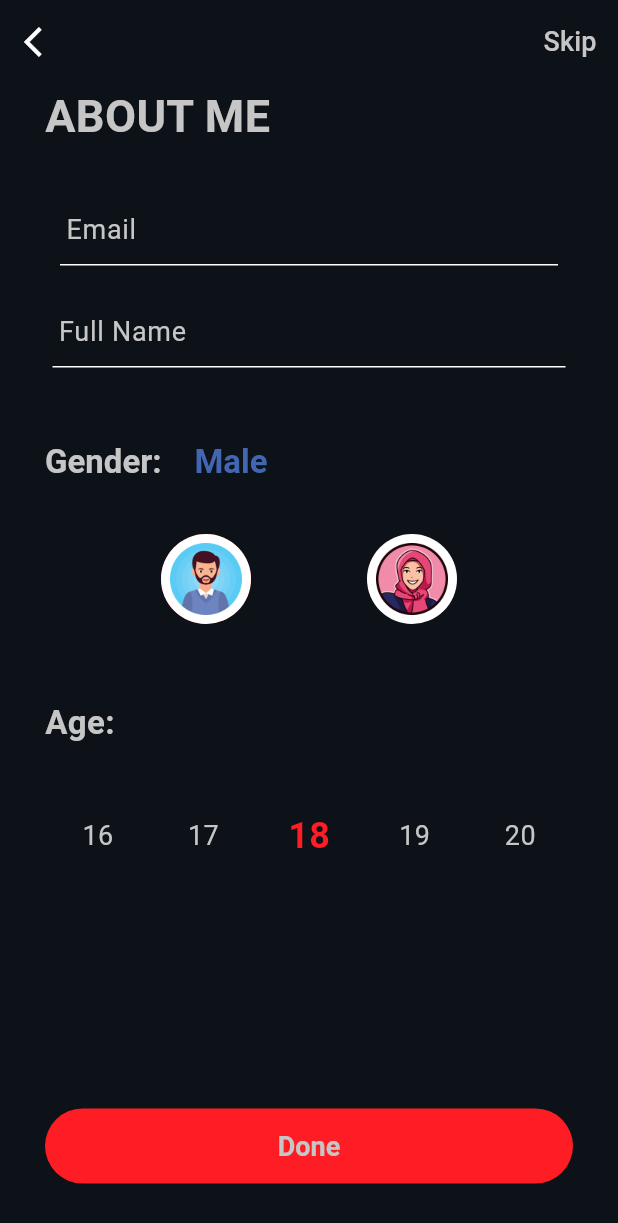
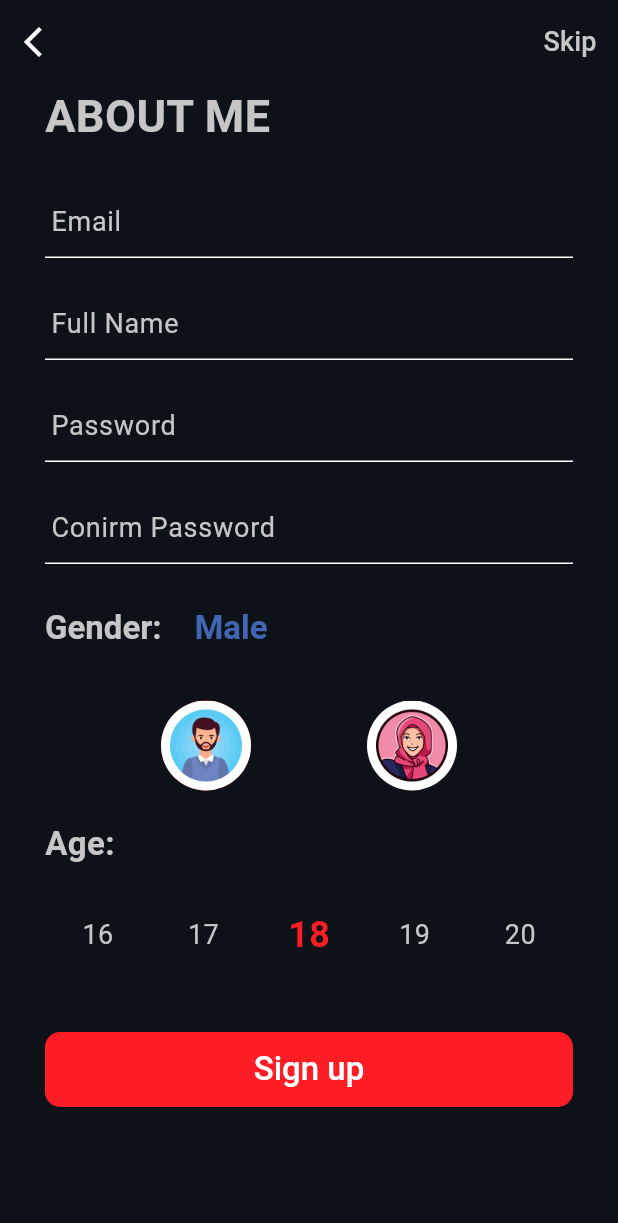
Before and after one commit to minhuiiy/cinema_booking, a Flutter app: the screen it shows after launch, after a tap on "Sign up", on a phone screen of 412 x 824 dp. Shown: the top 1223 px of the screen. Run offline on Flutter 3.47's test engine with Material 3 defaults, Android fonts, the light colour scheme and no system bars; our stand-ins replace cloud_firestore, dartz, equatable, firebase_auth, firebase_core, flutter_bloc and 5 more; accounts and stored records are empty; generated files the repository leaves out were written again; Roboto replaces fonts that are missing (Poppins).

Commit message:
feat: #11 - Integrate Cloud Firestore for user registration and data storage
- Add cloud_firestore dependency to pubspec.yaml
- Update user model to include age and gender fields
- Implement Firestore integration in AuthService for saving user data upon signup
- Register Cloud Firestore plugin in platform-specific files
- Create RegisterEvent class for managing registration events

```diff
--- a/lib/data/models/auth/create_user_req.dart
+++ b/lib/data/models/auth/create_user_req.dart
@@ -8,10 +8,14 @@ class CreateUserReq {
   final String email;
   final String fullName;
   final String password;
+  final int age;
+  final String gender;
 
   CreateUserReq({
     required this.email,
     required this.fullName,
     required this.password,
+    required this.age,
+    required this.gender,
   });
 }
--- /dev/null
+++ b/lib/presentation/login/bloc/register_bloc.dart
@@ -0,0 +1,108 @@
+/*
+ * @ Author: Chung Nguyen Thanh <chunhthanhde.dev@gmail.com>
+ * @ Created: 2024-12-21 11:20:51
+ * @ Message: 🎯 Happy coding and Have a nice day! 🌤️
+ */
+
+import 'package:cinema_booking/common/helpers/is_valid.dart';
+import 'package:cinema_booking/data/models/auth/create_user_req.dart';
+import 'package:cinema_booking/domain/usecase/auth/signup.dart';
+import 'package:cinema_booking/service_locator.dart';
+import 'package:equatable/equatable.dart';
+import 'package:flutter_bloc/flutter_bloc.dart';
+
+part 'register_event.dart';
+part 'register_state.dart';
+
+///
+/// Bloc handling user register logic.
+///
+class RegisterBloc extends Bloc<RegisterEvent, RegisterState> {
+  /// Initializes the bloc with an empty state.
+  RegisterBloc() : super(RegisterState.empty()) {
+    on<EmailChanged>(_onEmailChanged);
+    on<PasswordChanged>(_onPasswordChanged);
+    on<ConfirmPasswordChanged>(_onConfirmPasswordChanged);
+    on<NameChanged>(_onNameChanged);
+    on<Submitted>(_onFormSubmitted);
+  }
+
+  /// Handles changes in email input.
+  /// Validates the email format and updates the state.
+  void _onEmailChanged(EmailChanged event, Emitter<RegisterState> emit) {
+    emit(state.update(isEmailValid: Validators.isValidEmail(event.email)));
+  }
+
+  /// Handles changes in password input.
+  /// Validates the password strength and checks if it matches the confirmation password.
+  void _onPasswordChanged(PasswordChanged event, Emitter<RegisterState> emit) {
+    final isPasswordValid = Validators.isValidPassword(event.password);
+    final isMatched = event.confirmPassword.isEmpty || event.password == event.confirmPassword;
+
+    emit(state.update(
+      isPasswordValid: isPasswordValid,
+      isConfirmPasswordValid: isMatched,
+    ));
+  }
+
+  /// Handles changes in confirm password input.
+  /// Ensures that it matches the original password.
+  void _onConfirmPasswordChanged(ConfirmPasswordChanged event, Emitter<RegisterState> emit) {
+    final isConfirmPasswordValid = Validators.isValidPassword(event.confirmPassword);
+    final isMatched = event.password.isEmpty || event.password == event.confirmPassword;
+
+    emit(state.update(
+      isConfirmPasswordValid: isConfirmPasswordValid && isMatched,
+    ));
+  }
+
+  /// Handles changes in name input.
+  /// Validates if the name format is correct.
+  void _onNameChanged(NameChanged event, Emitter<RegisterState> emit) {
+    emit(state.update(isNameValid: Validators.isValidName(event.name)));
+  }
+
+  /// Handles form submission.
+  /// - Validates all fields.
+  /// - If valid, sends a registration request.
+  /// - Emits loading, success, or failure states accordingly.
+  Future<void> _onFormSubmitted(Submitted event, Emitter<RegisterState> emit) async {
+    // Validate form inputs
+    final isValidEmail = Validators.isValidEmail(event.email);
+    final isValidName = Validators.isValidName(event.displayName);
+    final isValidPassword = Validators.isValidPassword(event.password);
+    final isMatched = event.password == event.confirmPassword;
+
+    final newState = state.update(
+      isEmailValid: isValidEmail,
+      isNameValid: isValidName,
+      isPasswordValid: isValidPassword,
+      isConfirmPasswordValid: isMatched,
+    );
+
+    emit(newState);
+
+    // If form is valid, proceed with registration
+    if (newState.isFormValid) {
+      emit(RegisterState.loading());
+
+      var result = await sl<SignupUseCase>().call(
+        params: CreateUserReq(
+            email: event.email,
+            fullName: event.displayName,
+            password: event.password,
+            age: event.age,
+            gender: event.gender),
+      );
+
+      result.fold(
+        (l) {
+          emit(RegisterState.failure());
+        },
+        (r) {
+          emit(RegisterState.success());
+        },
+      );
+    }
+  }
+}
--- /dev/null
+++ b/lib/presentation/login/bloc/register_event.dart
@@ -0,0 +1,98 @@
+/*
+ * @ Author: Chung Nguyen Thanh <chunhthanhde.dev@gmail.com>
+ * @ Created: 2024-12-21 11:20:52
+ * @ Message: 🎯 Happy coding and Have a nice day! 🌤️
+ */
+
+part of 'register_bloc.dart';
+
+abstract class RegisterEvent extends Equatable {
+  const RegisterEvent();
+
+  @override
+  List<Object> get props => [];
+}
+
+class EmailChanged extends RegisterEvent {
+  final String email;
+
+  const EmailChanged({required this.email});
+
+  @override
+  List<Object> get props => [email];
+
+  @override
+  String toString() {
+    return 'EmailChanged{email: $email}';
+  }
+}
+
+class PasswordChanged extends RegisterEvent {
+  final String password;
+  final String confirmPassword;
+
+  const PasswordChanged({required this.password, required this.confirmPassword});
+
+  @override
+  List<Object> get props => [];
+
+  @override
+  String toString() {
+    return 'PasswordChanged{password: $password, confirmPassword: $confirmPassword}';
+  }
+}
+
+class ConfirmPasswordChanged extends RegisterEvent {
+  final String password;
+  final String confirmPassword;
+
+  const ConfirmPasswordChanged({required this.password, required this.confirmPassword});
+
+  @override
+  List<Object> get props => [];
+
+  @override
+  String toString() {
+    return 'ConfirmPasswordChanged{password: $password, confirmPassword: $confirmPassword}';
+  }
+}
+
+class NameChanged extends RegisterEvent {
+  final String name;
+
+  const NameChanged({required this.name});
+
+  @override
+  List<Object> get props => [];
+
+  @override
+  String toString() {
+    return 'NameChanged{name: $name}';
+  }
+}
+
+class Submitted extends RegisterEvent {
+  final String email;
+  final String password;
+  final String confirmPassword;
+  final String displayName;
+  final int age;
+  final String gender;
+
+  const Submitted({
+    required this.email,
+    required this.password,
+    required this.confirmPassword,
+    required this.displayName,
+    required this.age,
+    required this.gender,
+  });
+
+  @override
+  List<Object> get props => [email, password, confirmPassword, displayName, age, gender];
+
+  @override
+  String toString() {
+    return 'Submitted{email: $email, password: $password, confirmPassword: $confirmPassword, displayName: $displayName, age: $age, gender: $gender}';
+  }
+}
--- /dev/null
+++ b/lib/presentation/login/bloc/register_state.dart
@@ -0,0 +1,130 @@
+/*
+ * @ Author: Chung Nguyen Thanh <chunhthanhde.dev@gmail.com>
+ * @ Created: 2024-12-21 11:23:13
+ * @ Message: 🎯 Happy coding and Have a nice day! 🌤️
+ */
+part of 'register_bloc.dart';
+
+class RegisterState {
+  final bool isEmailValid;
+  final bool isPasswordValid;
+  final bool isConfirmPasswordValid;
+  final bool isNameValid;
+  final bool isSubmitting;
+  final bool isSuccess;
+  final bool isFailure;
+
+  bool get isFormValid => isEmailValid && isPasswordValid && isConfirmPasswordValid && isNameValid;
+
+  const RegisterState({
+    required this.isEmailValid,
+    required this.isPasswordValid,
+    required this.isConfirmPasswordValid,
+    required this.isNameValid,
+    required this.isSubmitting,
+    required this.isSuccess,
+    required this.isFailure,
+  });
+
+  /// Factory constructor for an initial empty state.
+  /// All fields are marked as valid by default.
+  factory RegisterState.empty() {
+    return RegisterState(
+      isEmailValid: true,
+      isPasswordValid: true,
+      isConfirmPasswordValid: true,
+      isNameValid: true,
+      isSubmitting: false,
+      isSuccess: false,
+      isFailure: false,
+    );
+  }
+
+  /// Factory constructor for a loading state.
+  /// This is used when the registration process is in progress.
+  factory RegisterState.loading() {
+    return RegisterState(
+      isEmailValid: true,
+      isPasswordValid: true,
+      isConfirmPasswordValid: true,
+      isNameValid: true,
+      isSubmitting: true,
+      isSuccess: false,
+      isFailure: false,
+    );
+  }
+
+  /// Factory constructor for a failure state.
+  /// Used when the registration process fails.
+  factory RegisterState.failure() {
+    return RegisterState(
+      isEmailValid: true,
+      isPasswordValid: true,
+      isConfirmPasswordValid: true,
+      isNameValid: true,
+      isSuccess: false,
+      isSubmitting: false,
+      isFailure: true,
+    );
+  }
+
+  /// Factory constructor for a success state.
+  /// Used when the registration process is successfully completed.
+  factory RegisterState.success() {
+    return RegisterState(
+      isEmailValid: true,
+      isPasswordValid: true,
+      isConfirmPasswordValid: true,
+      isNameValid: true,
+      isSubmitting: false,
+      isSuccess: true,
+      isFailure: false,
+    );
+  }
+
+  /// Updates the current state with new values.
+  /// Only the provided fields are updated, and the rest remain unchanged.
+  RegisterState update({
+    bool? isEmailValid,
+    bool? isPasswordValid,
+    bool? isNameValid,
+    bool? isConfirmPasswordValid,
+  }) {
+    return copyWith(
+      isEmailValid: isEmailValid,
+      isPasswordValid: isPasswordValid,
+      isConfirmPasswordValid: isConfirmPasswordValid,
+      isNameValid: isNameValid,
+      isSubmitting: false,
+      isSuccess: false,
+      isFailure: false,
+    );
+  }
+
+  /// Creates a copy of the current state with updated values.
+  /// If a value is not provided, the existing value is retained.
+  RegisterState copyWith({
+    bool? isEmailValid,
+    bool? isPasswordValid,
+    bool? isConfirmPasswordValid,
+    bool? isNameValid,
+    bool? isSubmitting,
+    bool? isSuccess,
+    bool? isFailure,
+  }) {
+    return RegisterState(
+      isEmailValid: isEmailValid ?? this.isEmailValid,
+      isPasswordValid: isPasswordValid ?? this.isPasswordValid,
+      isConfirmPasswordValid: isConfirmPasswordValid ?? this.isConfirmPasswordValid,
+      isNameValid: isNameValid ?? this.isNameValid,
+      isSubmitting: isSubmitting ?? this.isSubmitting,
+      isSuccess: isSuccess ?? this.isSuccess,
+      isFailure: isFailure ?? this.isFailure,
+    );
+  }
+
+  @override
+  String toString() {
+    return 'RegisterState{isEmailValid: $isEmailValid, isPasswordValid: $isPasswordValid, isConfirmPasswordValid: $isConfirmPasswordValid, isNameValid: $isNameValid, isSubmitting: $isSubmitting, isSuccess: $isSuccess, isFailure: $isFailure}';
+  }
+}
--- a/lib/presentation/login/pages/register.dart
+++ b/lib/presentation/login/pages/register.dart
@@ -1,18 +1,49 @@
+import 'package:cinema_booking/common/bloc/authentication/authentication_bloc.dart';
+import 'package:cinema_booking/common/widgets/button/basic_app_button.dart';
 import 'package:cinema_booking/core/configs/theme/app_color.dart';
 import 'package:cinema_booking/core/configs/theme/app_font.dart';
+import 'package:cinema_booking/presentation/login/bloc/register_bloc.dart';
 import 'package:cinema_booking/presentation/login/widgets/age_selector.dart';
 import 'package:flutter/material.dart';
+import 'package:flutter_bloc/flutter_bloc.dart';
 
-class RegisterScreen extends StatefulWidget {
+class RegisterScreen extends StatelessWidget {
   const RegisterScreen({super.key});
 
   @override
-  State<RegisterScreen> createState() => _RegisterScreenState();
+  Widget build(BuildContext context) {
+    return BlocProvider(
+      create: (context) => RegisterBloc(),
+      child: const SignupPage(),
+    );
+  }
 }
 
-class _RegisterScreenState extends State<RegisterScreen> {
+class SignupPage extends StatefulWidget {
+  const SignupPage({super.key});
+
+  @override
+  State<SignupPage> createState() => _SignupPageState();
+}
+
+class _SignupPageState extends State<SignupPage> {
+  final TextEditingController _fullName = TextEditingController();
+  final TextEditingController _email = TextEditingController();
+  final TextEditingController _password = TextEditingController();
+  final TextEditingController _confirmPassword = TextEditingController();
+
   String selectedGender = 'Male';
-  int selectedAge = 18; // Default selected age
+  int selectedAge = 18;
+
+  bool get isPopulated =>
+      _email.text.isNotEmpty &&
+      _password.text.isNotEmpty &&
+      _confirmPassword.text.isNotEmpty &&
+      _fullName.text.isNotEmpty;
+
+  bool isRegisterButtonEnabled(RegisterState state) {
+    return state.isFormValid && isPopulated && !state.isSubmitting;
+  }
 
   void updateAge(int age) {
     setState(() {
@@ -21,8 +52,56 @@ class _RegisterScreenState extends State<RegisterScreen> {
   }
 
   @override
+  void initState() {
+    super.initState();
+    _email.addListener(_onEmailChanged);
+    _password.addListener(_onPasswordChanged);
+    _confirmPassword.addListener(_onConfirmPasswordChanged);
+    _fullName.addListener(_onNameChanged);
+  }
+
+  @override
   Widget build(BuildContext context) {
-    return SafeArea(
+    return BlocListener<RegisterBloc, RegisterState>(
+      listener: (context, state) {
+        if (state.isSubmitting) {
+          ScaffoldMessenger.of(context)
+            ..hideCurrentSnackBar()
+            ..showSnackBar(
+              const SnackBar(
+                content: Row(
+                  mainAxisAlignment: MainAxisAlignment.spaceBetween,
+                  children: [
+                    Text('Registering ... '),
+                    CircularProgressIndicator(),
+                  ],
+                ),
+              ),
+            );
+        }
+
+        if (state.isSuccess) {
+          BlocProvider.of<AuthenticationBloc>(context).add(LoggedIn());
+          Navigator.of(context).pop();
+        }
+
+        if (state.isFailure) {
+          ScaffoldMessenger.of(context)
+            ..hideCurrentSnackBar()
+            ..showSnackBar(
+              const SnackBar(
+                content: Row(
+                  mainAxisAlignment: MainAxisAlignment.spaceBetween,
+                  children: [
+                    Text('Registering Failure'),
+                    Icon(Icons.error),
+                  ],
+                ),
+                backgroundColor: Colors.red,
+              ),
+            );
+        }
+      },
       child: Scaffold(
         backgroundColor: AppColors.darkBackground,
         appBar: AppBar(
@@ -34,39 +113,62 @@ class _RegisterScreenState extends State<RegisterScreen> {
           actions: [
             TextButton(
               onPressed: () {},
-              child: Text(
-                "Skip",
-                style: AppFont.kNormalTextStyleWhite,
-              ),
+              child: Text("Skip", style: AppFont.kNormalTextStyleWhite),
             )
           ],
         ),
         body: Padding(
           padding: const EdgeInsets.symmetric(horizontal: 30),
+          child: SingleChildScrollView(
             child: Column(
-            mainAxisAlignment: MainAxisAlignment.spaceEvenly,
+              mainAxisAlignment: MainAxisAlignment.spaceAround,
               children: [
-              Row(
-                children: [
-                  Text(
-                    "ABOUT ME",
-                    style: AppFont.kTitleTextStyle,
+                Row(children: [
+                  Text("ABOUT ME", style: AppFont.kTitleTextStyle),
+                ]),
+                const SizedBox(height: 25),
+                _textField("Email", _email),
+                const SizedBox(height: 20),
+                _textField("Full Name", _fullName),
+                const SizedBox(height: 20),
+                _textField("Password", _password),
+                const SizedBox(height: 20),
+                _textField("Conirm Password", _confirmPassword),
+                const SizedBox(height: 30),
+                _genderSelection(),
+                const SizedBox(height: 20),
+                _ageSelection(),
+                const SizedBox(height: 35),
+                Align(
+                  alignment: Alignment.bottomCenter,
+                  child: BasicAppButton(
+                    onPressed: () async {
+                      _onFormSubmitted();
+                    },
+                    title: "Sign up",
+                    textSize: 22,
+                    weight: FontWeight.w500,
+                  ),
                 ),
               ],
             ),
-              const SizedBox(height: 30),
-              Padding(
-                padding: const EdgeInsets.symmetric(horizontal: 10.0),
-                child: TextField(
+          ),
+        ),
+      ),
+    );
+  }
+
+  Widget _textField(String label, TextEditingController controller) {
+    return TextField(
+      controller: controller,
       style: AppFont.kNormalTextStyleWhite,
       decoration: InputDecoration(
-                    hintText: "Email", // Appears before user types
+        hintText: label,
         hintStyle: AppFont.kNormalTextStyleWhite,
-                    labelText: "Email", // Moves up when text is entered
+        labelText: label,
         labelStyle: AppFont.kNormalTextStyleWhite,
-                    floatingLabelBehavior:
-                        FloatingLabelBehavior.auto, // Label only appears when typing
-                    contentPadding: EdgeInsets.zero, // Prevents extra spacing
+        floatingLabelBehavior: FloatingLabelBehavior.auto,
+        contentPadding: EdgeInsets.zero,
         enabledBorder: const UnderlineInputBorder(
           borderSide: BorderSide(color: Colors.white),
         ),
@@ -74,122 +176,108 @@ class _RegisterScreenState extends State<RegisterScreen> {
           borderSide: BorderSide(color: Colors.white),
         ),
       ),
-                ),
-              ),
-              const SizedBox(height: 20),
-              Padding(
-                padding: const EdgeInsets.symmetric(horizontal: 5.0),
-                child: TextField(
-                  style: AppFont.kNormalTextStyleWhite,
-                  decoration: InputDecoration(
-                    hintText: "Full Name", // Appears before user types
-                    hintStyle: AppFont.kNormalTextStyleWhite,
-                    labelText: "Full Name", // Moves up when text is entered
-                    labelStyle: AppFont.kNormalTextStyleWhite,
-                    floatingLabelBehavior:
-                        FloatingLabelBehavior.auto, // Label only appears when typing
-                    contentPadding: EdgeInsets.zero, // Prevents extra spacing
-                    enabledBorder: const UnderlineInputBorder(
-                      borderSide: BorderSide(color: Colors.white),
-                    ),
-                    focusedBorder: const UnderlineInputBorder(
-                      borderSide: BorderSide(color: Colors.white),
-                    ),
-                  ),
-                ),
-              ),
-              const SizedBox(height: 50),
-              Row(
+    );
+  }
+
+  Widget _genderSelection() {
+    return Column(
       children: [
+        Row(children: [
           RichText(
             text: TextSpan(
-                      style: AppFont.kNormalTextStyleWhite, // Default style
+              style: AppFont.kNormalTextStyleWhite,
               children: [
+                TextSpan(text: "Gender:    ", style: AppFont.kMiniTitleTextStyleWhite),
                 TextSpan(
-                          text: "Gender:    ",
-                          style: AppFont.kMiniTitleTextStyleWhite,
-                        ),
-                        // Static part
-                        TextSpan(
-                          text: selectedGender, // Dynamic gender text
+                  text: selectedGender,
                   style: AppFont.kMiniTitleTextStyleWhite.copyWith(
-                            color: selectedGender == "Male"
-                                ? AppColors.blue
-                                : AppColors.pink, // Color logic
+                    color: selectedGender == "Male" ? AppColors.blue : AppColors.pink,
                   ),
                 ),
               ],
             ),
           ),
-                ],
-              ),
+        ]),
         const SizedBox(height: 35),
         Row(
           mainAxisAlignment: MainAxisAlignment.spaceEvenly,
           children: [
-                  GestureDetector(
-                    onTap: () => setState(() => selectedGender = 'Male'),
+            _genderAvatar('Male', 'assets/images/man.jpg'),
+            _genderAvatar('Female', 'assets/images/girl.jpg'),
+          ],
+        ),
+      ],
+    );
+  }
+
+  Widget _genderAvatar(String gender, String imagePath) {
+    return GestureDetector(
+      onTap: () => setState(() => selectedGender = gender),
       child: CircleAvatar(
         radius: 30,
-                      backgroundColor: selectedGender == 'Male' ? Colors.red : Colors.white12,
-                      child: ClipOval(
-                        child: SizedBox(
-                          width: 60, // Match double the radius to fill the circle
-                          height: 60, // Match double the radius to fill the circle
-                          child: Image.asset(
-                            'assets/images/man.jpg',
-                            fit: BoxFit.cover, // Ensures full coverage within the circle
-                          ),
-                        ),
-                      ),
-                    ),
-                  ),
-                  GestureDetector(
-                    onTap: () => setState(() => selectedGender = 'Female'),
-                    child: CircleAvatar(
-                      radius: 30,
-                      backgroundColor: selectedGender == 'Female' ? Colors.red : Colors.white12,
+        backgroundColor: selectedGender == gender ? Colors.red : Colors.white12,
         child: ClipOval(
           child: SizedBox(
             width: 60,
             height: 60,
-                          child: Image.asset(
-                            'assets/images/girl.jpg',
-                            fit: BoxFit.cover,
-                          ),
-                        ),
-                      ),
-                    ),
-                  ),
-                ],
-              ),
-              const SizedBox(height: 50),
-              Row(
-                children: [
-                  Text(
-                    "Age:",
-                    style: AppFont.kMiniTitleTextStyleWhite,
-                  ),
-                ],
-              ),
-              const SizedBox(height: 30),
-              AgeSelector(onAgeSelected: updateAge),
-              Spacer(),
-              Center(
-                child: ElevatedButton(
-                  onPressed: () {},
-                  style: ElevatedButton.styleFrom(
-                    backgroundColor: AppColors.red,
-                    minimumSize: const Size(double.infinity, 50),
-                  ),
-                  child: Text("Done", style: AppFont.kNormalTextStyleWhite),
-                ),
-              ),
-              const SizedBox(height: 35),
-            ],
+            child: Image.asset(imagePath, fit: BoxFit.cover),
           ),
         ),
       ),
     );
   }
+
+  Widget _ageSelection() {
+    return Column(
+      children: [
+        Row(children: [
+          Text("Age:", style: AppFont.kMiniTitleTextStyleWhite),
+        ]),
+        const SizedBox(height: 15),
+        AgeSelector(onAgeSelected: updateAge),
+      ],
+    );
   }
+
+  void _onEmailChanged() {
+    context.read<RegisterBloc>().add(EmailChanged(email: _email.text));
+  }
+
+  void _onPasswordChanged() {
+    context.read<RegisterBloc>().add(
+          PasswordChanged(password: _password.text, confirmPassword: _confirmPassword.text),
+        );
+  }
+
+  void _onConfirmPasswordChanged() {
+    context.read<RegisterBloc>().add(
+          ConfirmPasswordChanged(password: _password.text, confirmPassword: _confirmPassword.text),
+        );
+  }
+
+  void _onNameChanged() {
+    context.read<RegisterBloc>().add(NameChanged(name: _fullName.text));
+  }
+
+  void _onFormSubmitted() {
+    context.read<RegisterBloc>().add(
+          Submitted(
+            email: _email.text,
+            password: _password.text,
+            confirmPassword: _confirmPassword.text,
+            displayName: _fullName.text,
+            age: selectedAge,
+            gender: selectedGender,
+          ),
+        );
+  }
+
+  @override
+  void dispose() {
+    _email.dispose();
+    _password.dispose();
+    _confirmPassword.dispose();
+    _fullName.dispose();
+    super.dispose();
+  }
+}
--- a/lib/service_locator.dart
+++ b/lib/service_locator.dart
@@ -15,9 +15,12 @@ import 'package:cinema_booking/domain/usecase/auth/login_google.dart';
 import 'package:cinema_booking/domain/usecase/auth/signin.dart';
 import 'package:cinema_booking/domain/usecase/auth/signup.dart';
 import 'package:cinema_booking/domain/usecase/authentication/is_signedIn.dart';
+import 'package:cloud_firestore/cloud_firestore.dart';
 import 'package:get_it/get_it.dart';
 
 final sl = GetIt.instance;
+
+final firestore = FirebaseFirestore.instance;
 
 Future<void> initializeDependencies() async {
   // Authentication
--- a/pubspec.yaml
+++ b/pubspec.yaml
@@ -14,6 +14,7 @@ dependencies:
   get_it: ^8.0.3
   dartz: ^0.10.1
   firebase_core: ^3.10.1
+  cloud_firestore: ^5.6.3
 
   # for login function
   google_sign_in: ^6.2.2
```
Also changed, not shown: lib/data/sources/auth/auth_service.dart (+18 -3 lines), pubspec.lock, 3 other files. Lines whose indentation alone changed are shown as unchanged.
